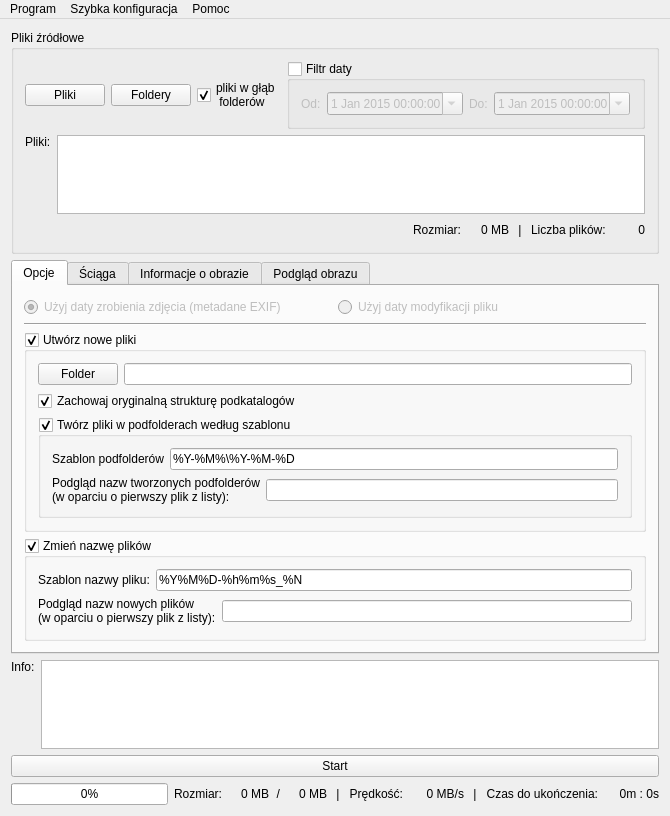
This is PhotoDateOrganizer/MainWindow.ui in killdaclick/photodateorganizer as Qt 5 draws it before an edit. The edited form follows.
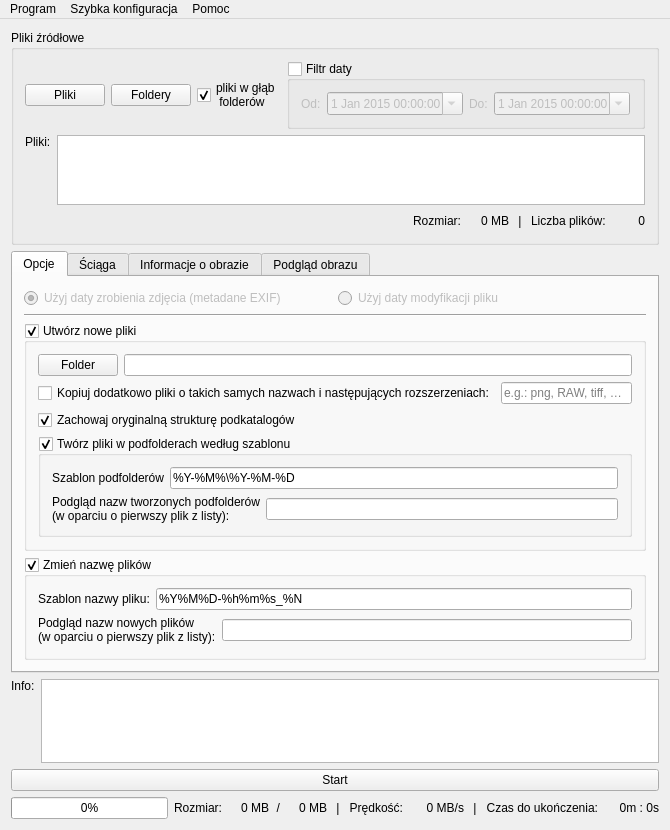
This is the edited form. Icons and pictures are not drawn. Custom widgets are drawn as their Qt base class.

Commit message: Adding option to copy additional files (in addition to jpg) with given extension to output folder (work in progress)

```diff
--- a/PhotoDateOrganizer/MainWindow.ui
+++ b/PhotoDateOrganizer/MainWindow.ui
@@ -10,13 +10,13 @@
     <x>0</x>
     <y>0</y>
     <width>670</width>
-    <height>816</height>
+    <height>830</height>
    </rect>
   </property>
   <property name="minimumSize">
    <size>
     <width>610</width>
-    <height>816</height>
+    <height>830</height>
    </size>
   </property>
   <property name="maximumSize">
@@ -460,6 +460,42 @@
              </item>
             </layout>
            </item>
+           <item>
+            <layout class="QHBoxLayout" name="horizontalLayout_16">
+             <property name="spacing">
+              <number>6</number>
+             </property>
+             <property name="leftMargin">
+              <number>0</number>
+             </property>
+             <property name="topMargin">
+              <number>0</number>
+             </property>
+             <item>
+              <widget class="QCheckBox" name="copyAdditionalFiles">
+               <property name="toolTip">
+                <string>Podczas tworzenia nowych plików JPG, kopiowane są również inne pliki o takich samych nazwach i podanych rozszerzeniach. Przydatne gdy np. posiadamy w tym samym katalogu pliki graficzne w innym formacie (np. RAW, czy CR2), które chcemy aby znalazły się w folderze docelowym</string>
+               </property>
+               <property name="text">
+                <string>Kopiuj dodatkowo pliki o takich samych nazwach i następujących rozszerzeniach:</string>
+               </property>
+              </widget>
+             </item>
+             <item>
+              <widget class="QLineEdit" name="addFilesExt">
+               <property name="toolTip">
+                <string>Podczas tworzenia nowych plików JPG, kopiowane są również inne pliki o takich samych nazwach i podanych rozszerzeniach. Przydatne gdy np. posiadamy w tym samym katalogu pliki graficzne w innym formacie (np. RAW, czy CR2), które chcemy aby znalazły się w folderze docelowym</string>
+               </property>
+               <property name="placeholderText">
+                <string>e.g.: png, RAW, tiff, CR2</string>
+               </property>
+               <property name="clearButtonEnabled">
+                <bool>false</bool>
+               </property>
+              </widget>
+             </item>
+            </layout>
+           </item>
            <item>
             <widget class="QCheckBox" name="saveOrgSubfolders">
              <property name="toolTip">
@@ -511,6 +547,9 @@
                   <property name="text">
                    <string>%Y-%M%\%Y-%M-%D</string>
                   </property>
+                  <property name="placeholderText">
+                   <string>e.g.: %Y-%M%\%Y-%M-%D</string>
+                  </property>
                  </widget>
                 </item>
                </layout>
@@ -592,6 +631,9 @@
                <property name="text">
                 <string>%Y%M%D-%h%m%s_%N</string>
                </property>
+               <property name="placeholderText">
+                <string>e.g.: %Y%M%D-%h%m%s_%N</string>
+               </property>
               </widget>
              </item>
             </layout>
```
Left out of the diff: 2 changed lines with no effect on the pictures. The commit also changes 4 other files.
